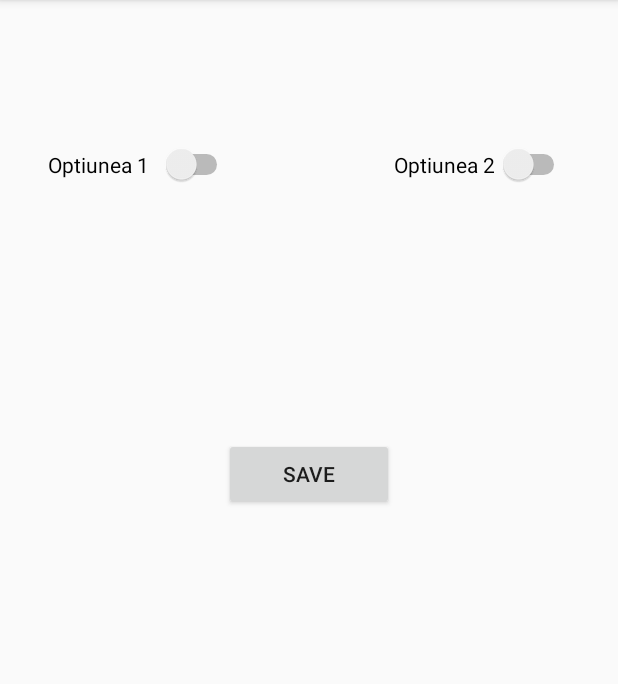
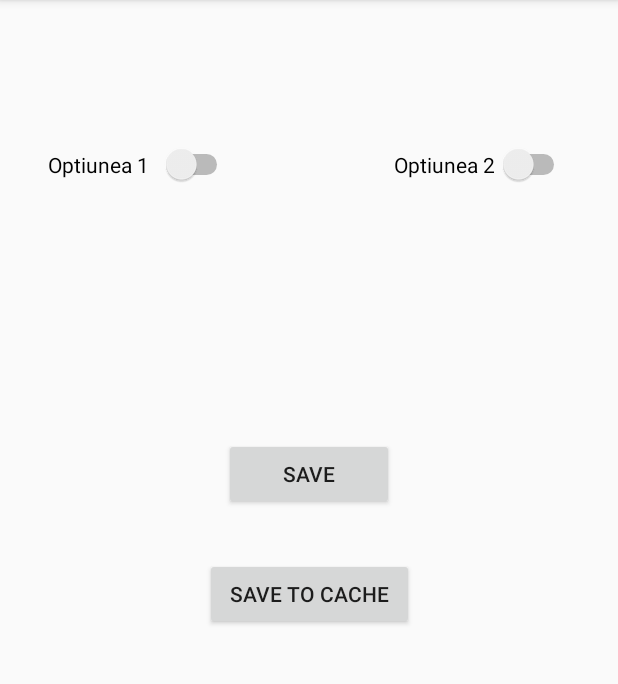
Before and after one commit to hdorin/AndroidWork, an Android app: the SettingsActivity screen opened directly, with no data from a screen before it, on a phone screen of 412 x 824 dp, the part 84-768 px from its top. Run offline under Robolectric (Android 15) with nearby library versions, the phone set to English and light mode, and no system bars.

Commit message:
Am terminat lab5

```diff
--- a/Lab2new/app/src/main/res/layout/activity_settings.xml
+++ b/Lab2new/app/src/main/res/layout/activity_settings.xml
@@ -33,6 +33,22 @@
         app:layout_constraintStart_toStartOf="parent"
         app:layout_constraintTop_toTopOf="parent" />
 
+    <Button
+        android:id="@+id/save_button_cache"
+        android:layout_width="139dp"
+        android:layout_height="wrap_content"
+        android:layout_marginStart="8dp"
+        android:layout_marginLeft="8dp"
+        android:layout_marginTop="32dp"
+        android:layout_marginEnd="8dp"
+        android:layout_marginRight="8dp"
+
+        android:onClick="savePreferencesCache"
+        android:text="Save to Cache"
+        app:layout_constraintEnd_toEndOf="parent"
+        app:layout_constraintStart_toStartOf="parent"
+        app:layout_constraintTop_toBottomOf="@+id/save_button" />
+
     <Switch
         android:id="@+id/optiunea2"
         android:layout_width="117dp"
```
Also changed, not shown: Lab2new/app/src/main/java/com/example/lab2_new/SettingsActivity.java (+28 -2 lines).
